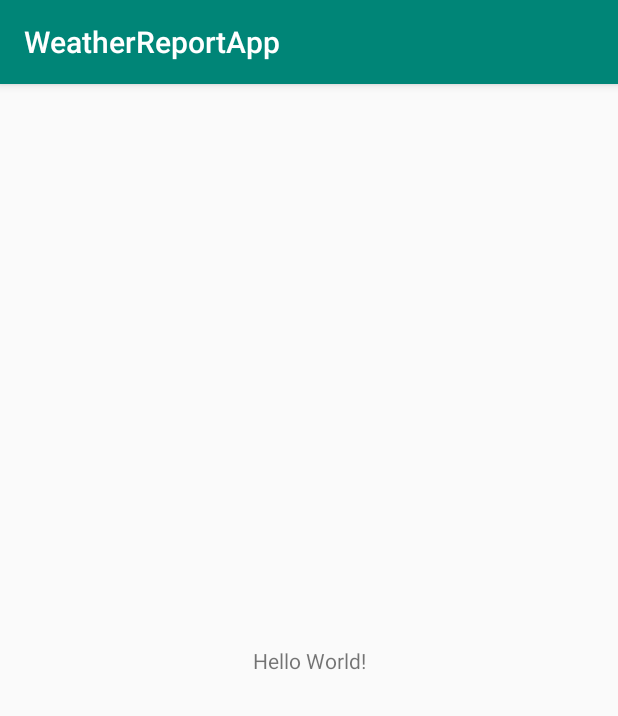
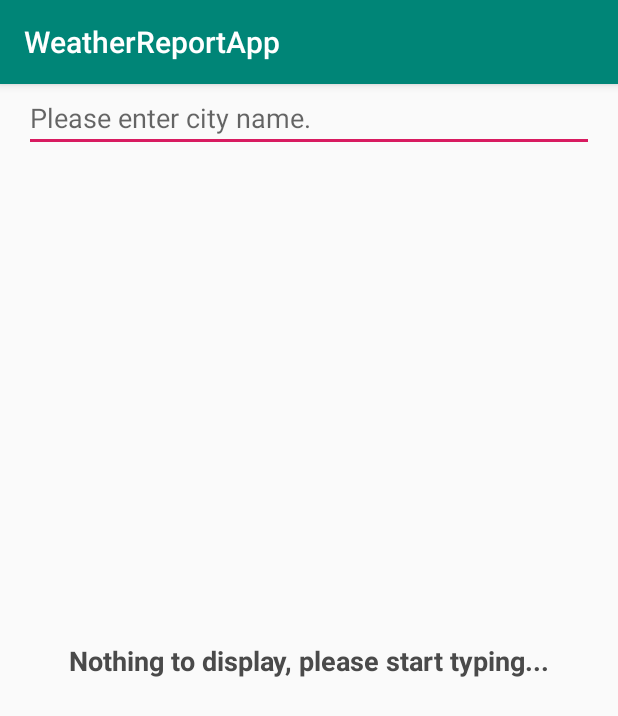
Before and after one commit to Bender-Story/WeatherReportApp, an Android app: the screen it shows after launch (MainActivity), on a phone screen of 412 x 824 dp. Shown: the top 716 px of the screen. Run offline under Robolectric (Android 15) with nearby library versions, the phone set to English and light mode, and no system bars.

Commit message:
created search activity View and the required resource files

```diff
--- a/app/src/main/res/layout/activity_main.xml
+++ b/app/src/main/res/layout/activity_main.xml
@@ -6,13 +6,50 @@
     android:layout_height="match_parent"
     tools:context=".view.detailsView.MainActivity">
 
+
+    <EditText
+        android:id="@+id/search_edit_text"
+        android:layout_width="match_parent"
+        android:layout_height="wrap_content"
+        android:hint="@string/searchHint"
+        android:layout_margin="@dimen/margin_16"
+        />
+
     <TextView
+        style="@style/subHeaderTextStyle"
         android:layout_width="wrap_content"
         android:layout_height="wrap_content"
-        android:text="Hello World!"
+        android:text="@string/nothingToDisplayText"
+
         app:layout_constraintBottom_toBottomOf="parent"
         app:layout_constraintLeft_toLeftOf="parent"
         app:layout_constraintRight_toRightOf="parent"
         app:layout_constraintTop_toTopOf="parent" />
 
+    <androidx.core.widget.NestedScrollView
+        android:layout_width="match_parent"
+        android:layout_height="wrap_content"
+        app:layout_constraintLeft_toLeftOf="parent"
+        app:layout_constraintRight_toRightOf="parent"
+        app:layout_constraintTop_toBottomOf="@id/search_edit_text"
+        app:layout_constraintHorizontal_bias="0.0"
+        app:layout_constraintVertical_bias="0.0"
+        >
+        <LinearLayout
+            android:layout_width="match_parent"
+            android:layout_height="wrap_content"
+            android:orientation="vertical">
+        <include android:id="@+id/searchRecyclerView"
+            android:layout_width="match_parent"
+            android:layout_height="wrap_content"
+            layout="@layout/view_recyclerview_latest" />
+
+        <include android:id="@+id/searchRecyclerView"
+            android:layout_width="match_parent"
+            android:layout_height="wrap_content"
+            layout="@layout/view_recyclerview_latest" />
+        </LinearLayout>
+
+    </androidx.core.widget.NestedScrollView>
+
 </androidx.constraintlayout.widget.ConstraintLayout>
--- /dev/null
+++ b/app/src/main/res/layout/view_recyclerview_latest.xml
@@ -0,0 +1,13 @@
+<?xml version="1.0" encoding="utf-8"?>
+<LinearLayout xmlns:android="http://schemas.android.com/apk/res/android"
+    android:layout_width="match_parent"
+    android:layout_height="match_parent"
+    android:orientation="vertical">
+    <TextView
+        android:layout_width="match_parent"
+        android:layout_height="wrap_content"/>
+    <androidx.recyclerview.widget.RecyclerView
+        android:layout_width="match_parent"
+        android:layout_height="wrap_content"/>
+
+</LinearLayout>
--- a/app/src/main/res/values/colors.xml
+++ b/app/src/main/res/values/colors.xml
@@ -3,4 +3,8 @@
     <color name="colorPrimary">#008577</color>
     <color name="colorPrimaryDark">#00574B</color>
     <color name="colorAccent">#D81B60</color>
+
+    <color name="headerTextColor">#25282B</color>
+    <color name="subHeaderTextColor">#4A4A4A</color>
+    <color name="noteTextColor">#929292</color>
 </resources>
--- a/app/src/main/res/values/strings.xml
+++ b/app/src/main/res/values/strings.xml
@@ -1,3 +1,10 @@
 <resources>
     <string name="app_name">WeatherReportApp</string>
+
+    <string name="nothingToDisplayText">Nothing to display, please start typing...</string>
+    <string name="header">World Weather Report</string>
+    <string name="searchHint">Please enter city name.</string>
+
+    <string name="searchHead">Search Results</string>
+    <string name="recentHead">Recent search Items</string>
 </resources>
--- a/app/src/main/res/values/styles.xml
+++ b/app/src/main/res/values/styles.xml
@@ -8,4 +8,16 @@
         <item name="colorAccent">@color/colorAccent</item>
     </style>
 
+    <style name="headerTextStyle">
+        <item name="android:textSize">@dimen/headerTextSize</item>
+        <item name="android:textColor">@color/headerTextColor</item>
+        <item name="android:textStyle">bold</item>
+    </style>
+
+    <style name="subHeaderTextStyle">
+        <item name="android:textSize">@dimen/textSize_18</item>
+        <item name="android:textColor">@color/subHeaderTextColor</item>
+        <item name="android:textStyle">bold</item>
+    </style>
+
 </resources>
```
Also changed, not shown: app/src/main/res/values/dimen.xml (added, +17 -0 lines).
